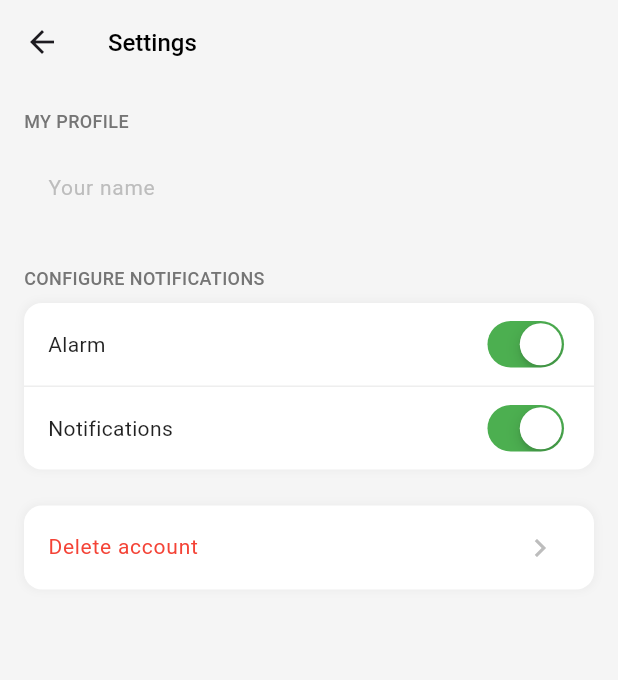
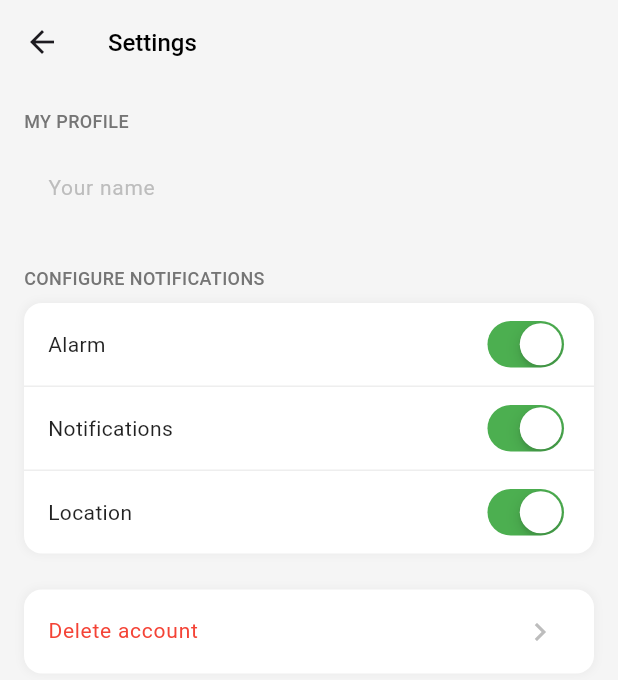
Before and after one commit to athos777x/hyp, a Flutter app: the SettingsPage screen opened directly, on a phone screen of 412 x 824 dp. Shown: the top 680 px of the screen. Run offline on Flutter 3.47's test engine with Material 3 defaults, Android fonts, the phone set to English and light mode, and no system bars; our stand-ins replace cloud_firestore, firebase_auth, firebase_core, flutter_local_notifications, flutter_map, geolocator and 5 more; accounts and stored records are empty.

Commit message:
Add location toggle in SettingsPage for user preferences

```diff
--- a/lib/settingspage.dart
+++ b/lib/settingspage.dart
@@ -16,6 +16,7 @@ class SettingsPage extends StatefulWidget {
 class _SettingsPageState extends State<SettingsPage> {
   bool alarmEnabled = true;
   bool notificationsEnabled = true;
+  bool locationEnabled = true;
   final TextEditingController _nameController = TextEditingController();
   final FirebaseAuth _auth = FirebaseAuth.instance;
   final MedicationService _medicationService = MedicationService();
@@ -233,6 +234,12 @@ class _SettingsPageState extends State<SettingsPage> {
                       notificationsEnabled,
                       (value) => setState(() => notificationsEnabled = value),
                     ),
+                    Divider(height: 1, color: Colors.grey[200]),
+                    _buildSwitchTile(
+                      'Location',
+                      locationEnabled,
+                      (value) => setState(() => locationEnabled = value),
+                    ),
                   ],
                 ),
               ),
```
